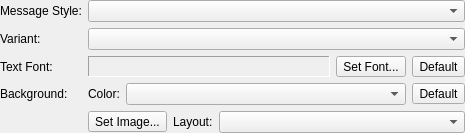
Above: src/plugins/adiummessagestyle/adiumoptionswidget.ui from vacuum-im/vacuum-im before the change. Below: the same form after it.
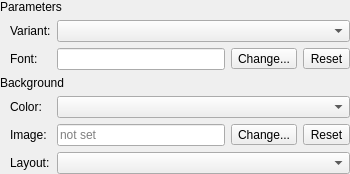
That is the form after the change.

Patch:
```diff
--- a/src/plugins/adiummessagestyle/adiumoptionswidget.ui
+++ b/src/plugins/adiummessagestyle/adiumoptionswidget.ui
@@ -6,34 +6,21 @@
    <rect>
     <x>0</x>
     <y>0</y>
-    <width>465</width>
-    <height>129</height>
+    <width>350</width>
+    <height>162</height>
    </rect>
   </property>
   <layout class="QGridLayout" name="gridLayout">
    <property name="margin">
     <number>0</number>
    </property>
-   <item row="0" column="0">
-    <widget class="QLabel" name="lblMessageStyle">
+   <item row="0" column="0" colspan="4">
+    <widget class="QLabel" name="lblParameters">
      <property name="text">
-      <string>Message Style:</string>
+      <string notr="true">Parameters</string>
      </property>
      <property name="textFormat">
-      <enum>Qt::PlainText</enum>
-     </property>
-     <property name="buddy">
-      <cstring>cmbStyle</cstring>
-     </property>
-    </widget>
-   </item>
-   <item row="0" column="1">
-    <widget class="QComboBox" name="cmbStyle">
-     <property name="sizePolicy">
-      <sizepolicy hsizetype="Expanding" vsizetype="Fixed">
-       <horstretch>0</horstretch>
-       <verstretch>0</verstretch>
-      </sizepolicy>
+      <enum>Qt::RichText</enum>
      </property>
     </widget>
    </item>
@@ -45,12 +32,15 @@
      <property name="textFormat">
       <enum>Qt::PlainText</enum>
      </property>
+     <property name="indent">
+      <number>10</number>
+     </property>
      <property name="buddy">
       <cstring>cmbVariant</cstring>
      </property>
     </widget>
    </item>
-   <item row="1" column="1">
+   <item row="1" column="1" colspan="3">
     <widget class="QComboBox" name="cmbVariant">
      <property name="sizePolicy">
       <sizepolicy hsizetype="Expanding" vsizetype="Fixed">
@@ -61,82 +51,70 @@
     </widget>
    </item>
    <item row="2" column="0">
-    <widget class="QLabel" name="lblTextFont">
-     <property name="text">
-      <string>Text Font:</string>
-     </property>
-     <property name="textFormat">
-      <enum>Qt::PlainText</enum>
-     </property>
-    </widget>
-   </item>
-   <item row="2" column="1">
-    <layout class="QHBoxLayout" name="horizontalLayout_4">
-     <item>
       <widget class="QLabel" name="lblFont">
-       <property name="sizePolicy">
-        <sizepolicy hsizetype="Expanding" vsizetype="Preferred">
-         <horstretch>0</horstretch>
-         <verstretch>0</verstretch>
-        </sizepolicy>
-       </property>
-       <property name="frameShape">
-        <enum>QFrame::Panel</enum>
-       </property>
-       <property name="frameShadow">
-        <enum>QFrame::Sunken</enum>
+     <property name="text">
+      <string>Font:</string>
        </property>
        <property name="textFormat">
         <enum>Qt::PlainText</enum>
        </property>
-      </widget>
-     </item>
-     <item>
-      <widget class="QToolButton" name="tlbSetFont">
+     <property name="indent">
+      <number>10</number>
+     </property>
+    </widget>
+   </item>
+   <item row="2" column="1">
+    <widget class="QLineEdit" name="lneFont">
+     <property name="readOnly">
+      <bool>true</bool>
+     </property>
+    </widget>
+   </item>
+   <item row="2" column="2">
+    <widget class="QToolButton" name="tlbFontChange">
        <property name="text">
-        <string>Set Font...</string>
+      <string>Change...</string>
        </property>
        <property name="toolButtonStyle">
         <enum>Qt::ToolButtonTextOnly</enum>
        </property>
       </widget>
      </item>
-     <item>
-      <widget class="QToolButton" name="tlbDefaultFont">
+   <item row="2" column="3">
+    <widget class="QToolButton" name="tlbFontReset">
        <property name="text">
-        <string>Default</string>
+      <string>Reset</string>
        </property>
       </widget>
      </item>
-    </layout>
-   </item>
-   <item row="3" column="0">
+   <item row="3" column="0" colspan="4">
     <widget class="QLabel" name="lblBackground">
      <property name="text">
-      <string>Background:</string>
+      <string notr="true">Background</string>
      </property>
      <property name="textFormat">
-      <enum>Qt::PlainText</enum>
+      <enum>Qt::RichText</enum>
      </property>
     </widget>
    </item>
-   <item row="3" column="1">
-    <layout class="QHBoxLayout" name="horizontalLayout_2">
-     <item>
-      <widget class="QLabel" name="lblBackgoundColor">
+   <item row="4" column="0">
+    <widget class="QLabel" name="lblColor">
        <property name="text">
         <string>Color:</string>
        </property>
        <property name="textFormat">
         <enum>Qt::PlainText</enum>
        </property>
+     <property name="indent">
+      <number>10</number>
+     </property>
        <property name="buddy">
         <cstring>cmbBackgoundColor</cstring>
        </property>
       </widget>
      </item>
-     <item>
-      <widget class="QComboBox" name="cmbBackgoundColor">
+   <item row="4" column="1" colspan="3">
+    <widget class="QComboBox" name="cmbColor">
        <property name="sizePolicy">
         <sizepolicy hsizetype="Expanding" vsizetype="Fixed">
          <horstretch>0</horstretch>
@@ -145,25 +123,44 @@
        </property>
       </widget>
      </item>
-     <item>
-      <widget class="QToolButton" name="tlbDefaultImage">
+   <item row="5" column="0">
+    <widget class="QLabel" name="lblImage">
        <property name="text">
-        <string>Default</string>
-       </property>
-      </widget>
-     </item>
-    </layout>
+      <string>Image:</string>
+     </property>
+     <property name="textFormat">
+      <enum>Qt::PlainText</enum>
+     </property>
+     <property name="indent">
+      <number>10</number>
+     </property>
+    </widget>
+   </item>
+   <item row="5" column="1">
+    <widget class="QLineEdit" name="lneImage">
+     <property name="readOnly">
+      <bool>true</bool>
+     </property>
+     <property name="placeholderText">
+      <string>not set</string>
+     </property>
+    </widget>
    </item>
-   <item row="4" column="1">
-    <layout class="QHBoxLayout" name="horizontalLayout">
-     <item>
-      <widget class="QToolButton" name="tlbSetImage">
+   <item row="5" column="2">
+    <widget class="QToolButton" name="tlbImageChange">
        <property name="text">
-        <string>Set Image...</string>
+      <string>Change...</string>
        </property>
       </widget>
      </item>
-     <item>
+   <item row="5" column="3">
+    <widget class="QToolButton" name="tlbImageReset">
+     <property name="text">
+      <string>Reset</string>
+     </property>
+    </widget>
+   </item>
+   <item row="6" column="0">
       <widget class="QLabel" name="lblImageLayout">
        <property name="text">
         <string>Layout:</string>
@@ -171,12 +168,15 @@
        <property name="textFormat">
         <enum>Qt::PlainText</enum>
        </property>
+     <property name="indent">
+      <number>10</number>
+     </property>
        <property name="buddy">
         <cstring>cmbImageLayout</cstring>
        </property>
       </widget>
      </item>
-     <item>
+   <item row="6" column="1" colspan="3">
       <widget class="QComboBox" name="cmbImageLayout">
        <property name="sizePolicy">
         <sizepolicy hsizetype="Expanding" vsizetype="Fixed">
@@ -185,8 +185,6 @@
         </sizepolicy>
        </property>
       </widget>
-     </item>
-    </layout>
    </item>
   </layout>
  </widget>
```
Left out of the diff: 2 changed lines with no effect on the pictures. Lines whose indentation alone changed are shown as unchanged.
